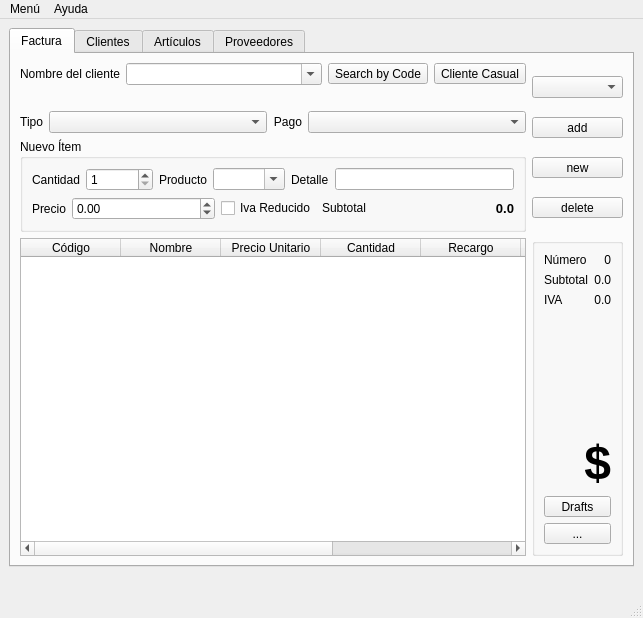
This is banta/res/ui/main.ui in jerobarraco/banta as Qt 5 draws it before an edit. The edited form follows.
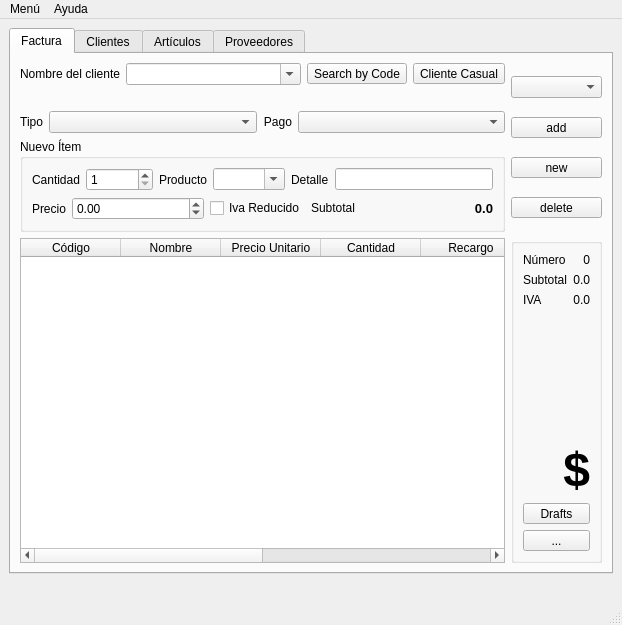
This is the edited form. Icons and pictures are not drawn.

What changed in the file:
```diff
--- a/banta/res/ui/main.ui
+++ b/banta/res/ui/main.ui
@@ -6,12 +6,12 @@
    <rect>
     <x>0</x>
     <y>0</y>
-    <width>643</width>
-    <height>618</height>
+    <width>622</width>
+    <height>625</height>
    </rect>
   </property>
   <property name="sizePolicy">
-   <sizepolicy hsizetype="Preferred" vsizetype="Preferred">
+   <sizepolicy hsizetype="MinimumExpanding" vsizetype="MinimumExpanding">
     <horstretch>0</horstretch>
     <verstretch>0</verstretch>
    </sizepolicy>
@@ -867,7 +867,15 @@
      </widget>
     </item>
     <item>
+     <layout class="QHBoxLayout" name="horizontalLayout_7">
+      <item>
      <widget class="QLabel" name="l_news">
+        <property name="sizePolicy">
+         <sizepolicy hsizetype="Expanding" vsizetype="Preferred">
+          <horstretch>0</horstretch>
+          <verstretch>0</verstretch>
+         </sizepolicy>
+        </property>
       <property name="text">
        <string/>
       </property>
@@ -880,13 +888,15 @@
      </widget>
     </item>
    </layout>
+    </item>
+   </layout>
   </widget>
   <widget class="QMenuBar" name="menubar">
    <property name="geometry">
     <rect>
      <x>0</x>
      <y>0</y>
-     <width>643</width>
+     <width>622</width>
      <height>22</height>
     </rect>
    </property>
```
Lines whose indentation alone changed are shown as unchanged.
